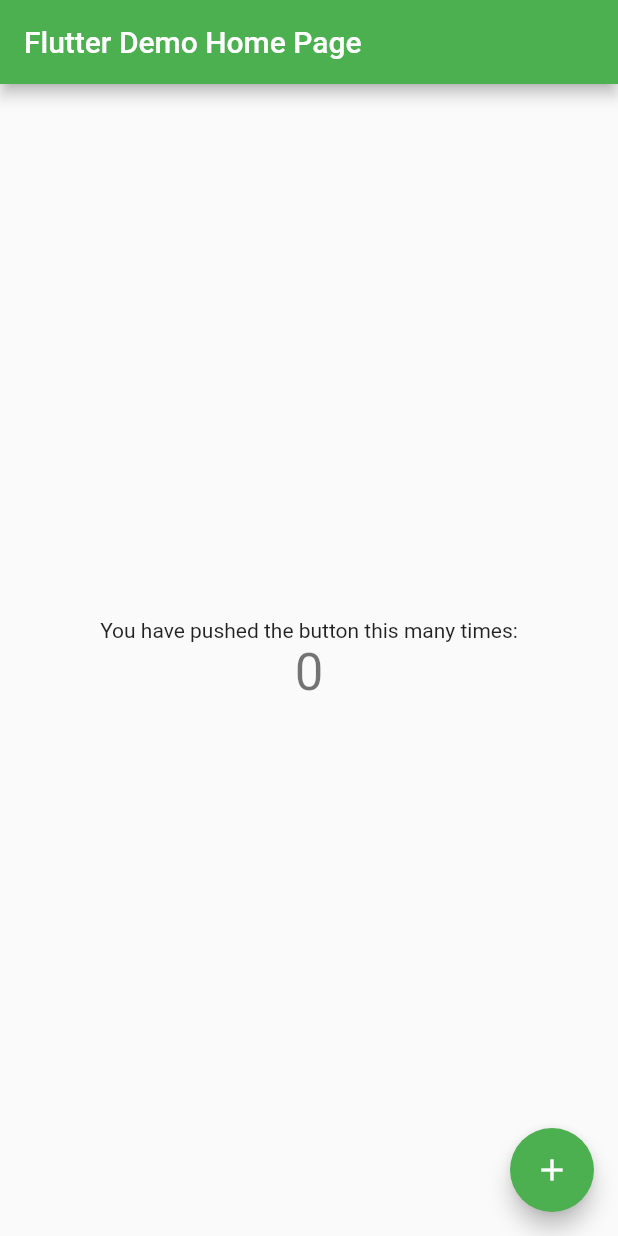
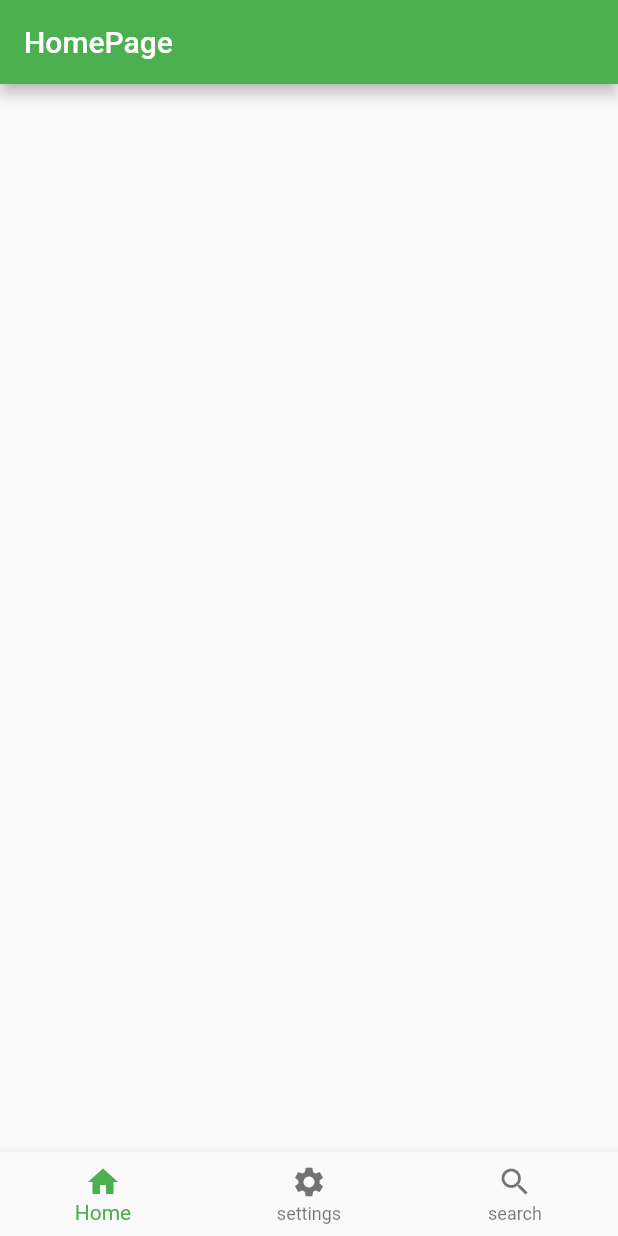
Before and after one commit to YamaTatsu10969/flutter_default_component, a Flutter app: the screen it shows after launch, on a phone screen of 412 x 824 dp. Run offline on Flutter 3.47's test engine with Material 2 defaults, Android fonts, the phone set to English and light mode, and no system bars.

```diff
--- a/lib/main.dart
+++ b/lib/main.dart
@@ -26,92 +26,61 @@ class MyApp extends StatelessWidget {
         // closer together (more dense) than on mobile platforms.
         visualDensity: VisualDensity.adaptivePlatformDensity,
       ),
-      home: MyHomePage(title: 'Flutter Demo Home Page'),
+      home: MainBottomBarPage(),
     );
   }
 }
 
-class MyHomePage extends StatefulWidget {
-  MyHomePage({Key key, this.title}) : super(key: key);
-
-  // This widget is the home page of your application. It is stateful, meaning
-  // that it has a State object (defined below) that contains fields that affect
-  // how it looks.
-
-  // This class is the configuration for the state. It holds the values (in this
-  // case the title) provided by the parent (in this case the App widget) and
-  // used by the build method of the State. Fields in a Widget subclass are
-  // always marked "final".
-
-  final String title;
-
+class MainBottomBarPage extends StatefulWidget {
   @override
-  _MyHomePageState createState() => _MyHomePageState();
+  _MainBottomBarPageState createState() => _MainBottomBarPageState();
 }
 
-class _MyHomePageState extends State<MyHomePage> {
-  int _counter = 0;
+class _MainBottomBarPageState extends State<MainBottomBarPage> {
+  int _selectedIndex = 0;
 
-  void _incrementCounter() {
+  static List<Widget> _pageList = [HomePage(), HomePage(), HomePage()];
+
+  void _onItemTapped(int index) {
     setState(() {
-      // This call to setState tells the Flutter framework that something has
-      // changed in this State, which causes it to rerun the build method below
-      // so that the display can reflect the updated values. If we changed
-      // _counter without calling setState(), then the build method would not be
-      // called again, and so nothing would appear to happen.
-      _counter++;
+      _selectedIndex = index;
     });
   }
 
   @override
   Widget build(BuildContext context) {
-    // This method is rerun every time setState is called, for instance as done
-    // by the _incrementCounter method above.
-    //
-    // The Flutter framework has been optimized to make rerunning build methods
-    // fast, so that you can just rebuild anything that needs updating rather
-    // than having to individually change instances of widgets.
     return Scaffold(
-      appBar: AppBar(
-        // Here we take the value from the MyHomePage object that was created by
-        // the App.build method, and use it to set our appbar title.
-        title: Text(widget.title),
+      body: _pageList[_selectedIndex],
+      bottomNavigationBar: BottomNavigationBar(
+        items: const <BottomNavigationBarItem>[
+          BottomNavigationBarItem(
+            icon: Icon(Icons.home),
+            label: 'Home',
+          ),
+          BottomNavigationBarItem(
+            icon: Icon(Icons.settings),
+            label: 'settings',
+          ),
+          BottomNavigationBarItem(
+            icon: Icon(Icons.search),
+            label: 'search',
+          ),
+        ],
+        currentIndex: _selectedIndex,
+        onTap: _onItemTapped,
       ),
-      body: Center(
-        // Center is a layout widget. It takes a single child and positions it
-        // in the middle of the parent.
-        child: Column(
-          // Column is also a layout widget. It takes a list of children and
-          // arranges them vertically. By default, it sizes itself to fit its
-          // children horizontally, and tries to be as tall as its parent.
-          //
-          // Invoke "debug painting" (press "p" in the console, choose the
-          // "Toggle Debug Paint" action from the Flutter Inspector in Android
-          // Studio, or the "Toggle Debug Paint" command in Visual Studio Code)
-          // to see the wireframe for each widget.
-          //
-          // Column has various properties to control how it sizes itself and
-          // how it positions its children. Here we use mainAxisAlignment to
-          // center the children vertically; the main axis here is the vertical
-          // axis because Columns are vertical (the cross axis would be
-          // horizontal).
-          mainAxisAlignment: MainAxisAlignment.center,
-          children: <Widget>[
-            Text(
-              'You have pushed the button this many times:',
-            ),
-            Text(
-              '$_counter',
-              style: Theme.of(context).textTheme.headline4,
-            ),
-          ],
-        ),
-      ),
-      floatingActionButton: FloatingActionButton(
-        onPressed: _incrementCounter,
-        tooltip: 'Increment',
-        child: Icon(Icons.add),
-      ), // This trailing comma makes auto-formatting nicer for build methods.
     );
   }
 }
+
+class HomePage extends StatelessWidget {
+  @override
+  Widget build(BuildContext context) {
+    return Scaffold(
+      appBar: AppBar(
+        title: Text('HomePage'),
+      ),
+      body: Container(),
+    );
+  }
+}
```
Also changed, not shown: 1 other file.
